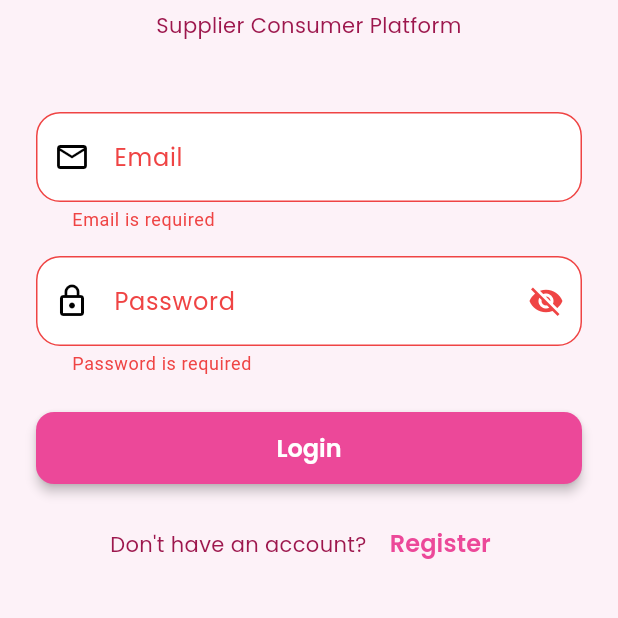
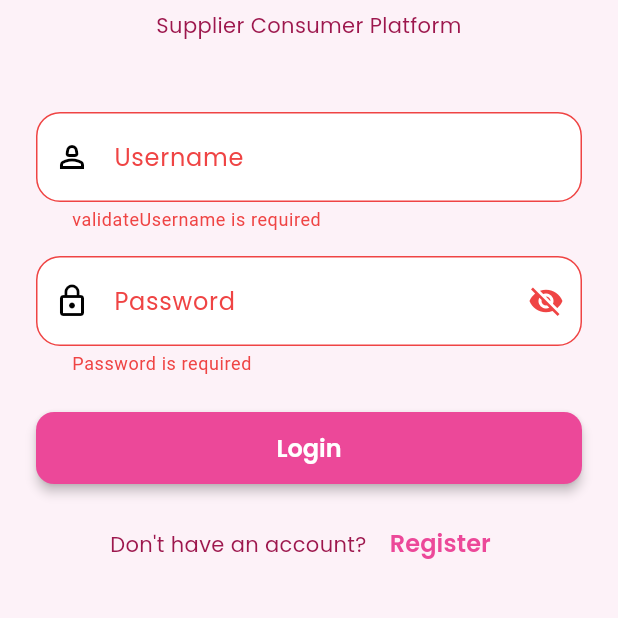
Before and after one commit to OskarWild/SWE-mobile, a Flutter app: the screen it shows after launch, after a tap on "Login", on a phone screen of 412 x 824 dp, the part 425-1043 px from its top. Run offline on Flutter 3.47's test engine with Material 3 defaults, Android fonts, the phone set to English and light mode, and no system bars; our stand-ins replace google_fonts, shared_preferences; accounts and stored records are empty; network calls fail.

Commit message:
completed consumer view

```diff
--- a/foody_app/lib/core/utils/validators.dart
+++ b/foody_app/lib/core/utils/validators.dart
@@ -45,6 +45,32 @@ class Validators {
     return null;
   }
 
+  // Surname validation
+  static String? validateSurname(String? value) {
+    if (value == null || value.isEmpty) {
+      return 'Surname is required';
+    }
+
+    if (value.length < 2) {
+      return 'Surname must be at least 2 characters';
+    }
+
+    return null;
+  }
+
+  // Username validation
+  static String? validateUsername(String? value) {
+    if (value == null || value.isEmpty) {
+      return 'validateUsername is required';
+    }
+
+    if (value.length < 2) {
+      return 'validateUsername must be at least 5 characters';
+    }
+
+    return null;
+  }
+
   // Required field validation
   static String? validateRequired(String? value, String fieldName) {
     if (value == null || value.isEmpty) {
--- a/foody_app/lib/presentation/screens/auth/login_screen.dart
+++ b/foody_app/lib/presentation/screens/auth/login_screen.dart
@@ -3,7 +3,6 @@ import 'package:provider/provider.dart';
 import 'package:foody_app/providers/auth_provider.dart';
 import 'package:foody_app/core/utils/validators.dart';
 import 'package:foody_app/presentation/screens/main/main_screen.dart';
-import 'package:foody_app/presentation/screens/auth/register_screen.dart';
 
 import 'choice_screen.dart';
 
@@ -16,13 +15,13 @@ class LoginScreen extends StatefulWidget {
 
 class _LoginScreenState extends State<LoginScreen> {
   final _formKey = GlobalKey<FormState>();
-  final _emailController = TextEditingController();
+  final _usernameController = TextEditingController();
   final _passwordController = TextEditingController();
   bool _obscurePassword = true;
 
   @override
   void dispose() {
-    _emailController.dispose();
+    _usernameController.dispose();
     _passwordController.dispose();
     super.dispose();
   }
@@ -32,7 +31,7 @@ class _LoginScreenState extends State<LoginScreen> {
       final authProvider = context.read<AuthProvider>();
 
       final success = await authProvider.login(
-        _emailController.text.trim(),
+        _usernameController.text.trim(),
         _passwordController.text,
       );
 
@@ -86,15 +85,15 @@ class _LoginScreenState extends State<LoginScreen> {
                   ),
                   const SizedBox(height: 48),
 
-                  // Email Field
+                  // Username Field
                   TextFormField(
-                    controller: _emailController,
-                    keyboardType: TextInputType.emailAddress,
+                    controller: _usernameController,
+                    keyboardType: TextInputType.name,
                     decoration: const InputDecoration(
-                      labelText: 'Email',
-                      prefixIcon: Icon(Icons.email_outlined),
+                      labelText: 'Username',
+                      prefixIcon: Icon(Icons.person_2_outlined),
                     ),
-                    validator: Validators.validateEmail,
+                    validator: Validators.validateUsername,
                   ),
                   const SizedBox(height: 16),
 
--- a/foody_app/lib/presentation/screens/cart/checkout_screen.dart
+++ b/foody_app/lib/presentation/screens/cart/checkout_screen.dart
@@ -1,6 +1,7 @@
 import 'package:flutter/material.dart';
 import 'package:provider/provider.dart';
 import 'package:foody_app/providers/cart_provider.dart';
+import 'package:foody_app/providers/auth_provider.dart';
 import 'package:foody_app/data/services/api_service.dart';
 
 class CheckoutScreen extends StatefulWidget {
@@ -62,6 +63,9 @@ class _CheckoutScreenState extends State<CheckoutScreen> {
       // Create orders for each supplier
       final List<String> createdOrderIds = [];
 
+      final authProvider = context.read<AuthProvider>();
+      final user = authProvider.user;
+
       for (final entry in groupedBySupplier.entries) {
         final supplierId = entry.key;
         final items = entry.value;
@@ -74,6 +78,7 @@ class _CheckoutScreenState extends State<CheckoutScreen> {
 
         // Prepare order data for this supplier
         final orderData = {
+          'user_id': user?.id ?? '',
           'supplier_id': supplierId,
           'items': items,
           'total_amount': supplierTotal,
--- a/foody_app/lib/providers/auth_provider.dart
+++ b/foody_app/lib/providers/auth_provider.dart
@@ -45,13 +45,12 @@ class AuthProvider with ChangeNotifier {
   }
 
   // Login
-  Future<bool> login(String email, String password) async {
+  Future<bool> login(String username, String password) async {
     _isLoading = true;
     _errorMessage = null;
     notifyListeners();
 
     try {
-      String username = email.split('@')[0];
       final result = await _apiService.login(username, password);
 
       if (result['success'] == true) {
@@ -84,13 +83,13 @@ class AuthProvider with ChangeNotifier {
   }
 
   // Register
-  Future<bool> register(String name, String surname, String email, String businessName, String businessType, String password, String userType) async {
+  Future<bool> register(String name, String surname, String username, String email, String businessName, String businessType, String password, String userType) async {
     _isLoading = true;
     _errorMessage = null;
     notifyListeners();
 
     try {
-      final result = await _apiService.register(name, surname, email, businessName, businessType, password, userType);
+      final result = await _apiService.register(name, surname, username, email, businessName, businessType, password, userType);
 
       if (result['success'] == true) {
         final userData = result['data'];
```
Also changed, not shown: foody_app/lib/data/services/api_service.dart (+44 -11 lines), foody_app/lib/presentation/screens/auth/register_screen.dart (+17 -9 lines), foody_app/lib/presentation/screens/orders/create_order_screen.dart (added, +12 -0 lines), foody_app/lib/presentation/screens/orders/orders_screen.dart (+12 -4 lines).
